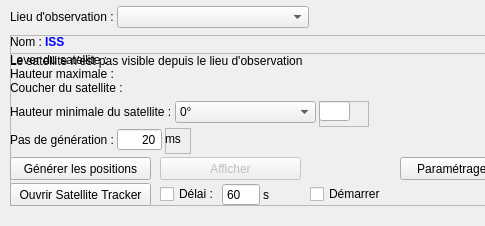
Before: the Qt Designer form src/interface/onglets/telescope/suivitelescope.ui in mconsidine/previsat_archive, drawn with Qt 5; both pictures show x 0 to 485 and y 0 to 226 of the 792 by 226 pixel window.
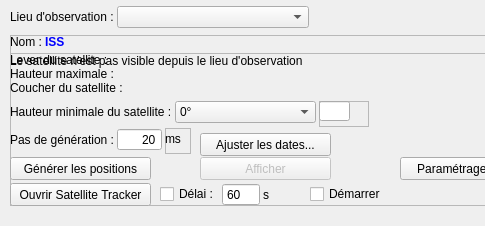
After: the same form once the commit is applied. Icons and pictures are not drawn.

Commit message: Ajout de l'ajustement des dates pour l'onglet Telescope

The edit to the form file:
```diff
--- a/src/interface/onglets/telescope/suivitelescope.ui
+++ b/src/interface/onglets/telescope/suivitelescope.ui
@@ -531,9 +531,9 @@
      </property>
      <property name="geometry">
       <rect>
-       <x>150</x>
+       <x>190</x>
        <y>104</y>
-       <width>141</width>
+       <width>131</width>
        <height>23</height>
       </rect>
      </property>
@@ -557,6 +557,19 @@
       <string>Démarrer</string>
      </property>
     </widget>
+    <widget class="QPushButton" name="ajusterDates">
+     <property name="geometry">
+      <rect>
+       <x>190</x>
+       <y>80</y>
+       <width>131</width>
+       <height>23</height>
+      </rect>
+     </property>
+     <property name="text">
+      <string>Ajuster les dates...</string>
+     </property>
+    </widget>
    </widget>
    <widget class="QLabel" name="visibiliteSatSuivi">
     <property name="geometry">
```
The commit also changes 8 other files.
